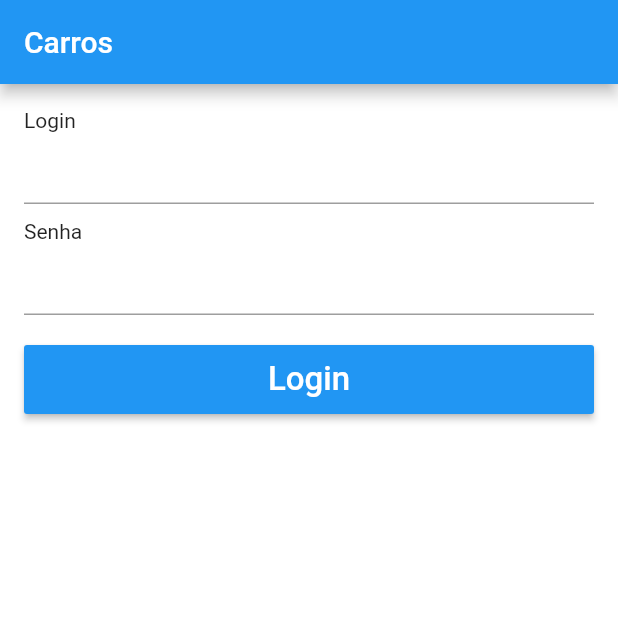
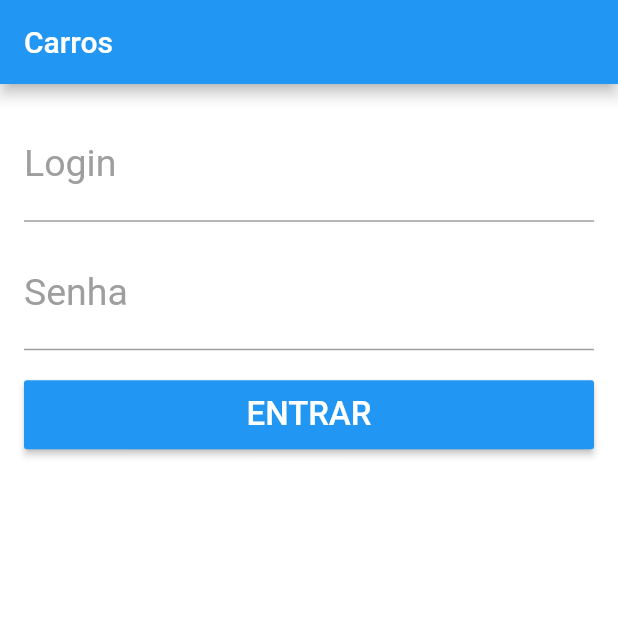
Before and after one commit to mauro-santos/Carros, a Flutter app: the screen it shows after launch, on a phone screen of 412 x 824 dp, the top half of it. Run offline on Flutter 3.47's test engine with Material 2 defaults, Android fonts, the phone set to English and light mode, and no system bars.

Commit message:
TextFormField decoration.

```diff
--- a/lib/pages/login_page.dart
+++ b/lib/pages/login_page.dart
@@ -16,14 +16,41 @@ class LoginPage extends StatelessWidget {
       padding: EdgeInsets.all(16),
       child: ListView(
         children: <Widget>[
-          Text("Login"),
-          TextFormField(),
+          TextFormField(
+            style: TextStyle(
+              fontSize: 25,
+              color: Colors.blue,
+            ),
+            decoration: InputDecoration(
+                labelText: "Login",
+                labelStyle: TextStyle(
+                  fontSize: 25,
+                  color: Colors.grey,
+                ),
+                hintText: "Digite o login",
+                hintStyle: TextStyle(
+                  fontSize: 16,
+                )),
+          ),
           SizedBox(
             height: 10,
           ),
-          Text("Senha"),
           TextFormField(
             obscureText: true,
+            style: TextStyle(
+              fontSize: 25,
+              color: Colors.blue,
+            ),
+            decoration: InputDecoration(
+                labelText: "Senha",
+                labelStyle: TextStyle(
+                  fontSize: 25,
+                  color: Colors.grey,
+                ),
+                hintText: "Digite a senha",
+                hintStyle: TextStyle(
+                  fontSize: 16,
+                )),
           ),
           SizedBox(
             height: 20,
@@ -33,7 +60,7 @@ class LoginPage extends StatelessWidget {
             child: RaisedButton(
               color: Colors.blue,
               child: Text(
-                "Login",
+                "ENTRAR",
                 style: TextStyle(
                   color: Colors.white,
                   fontSize: 22,
```
